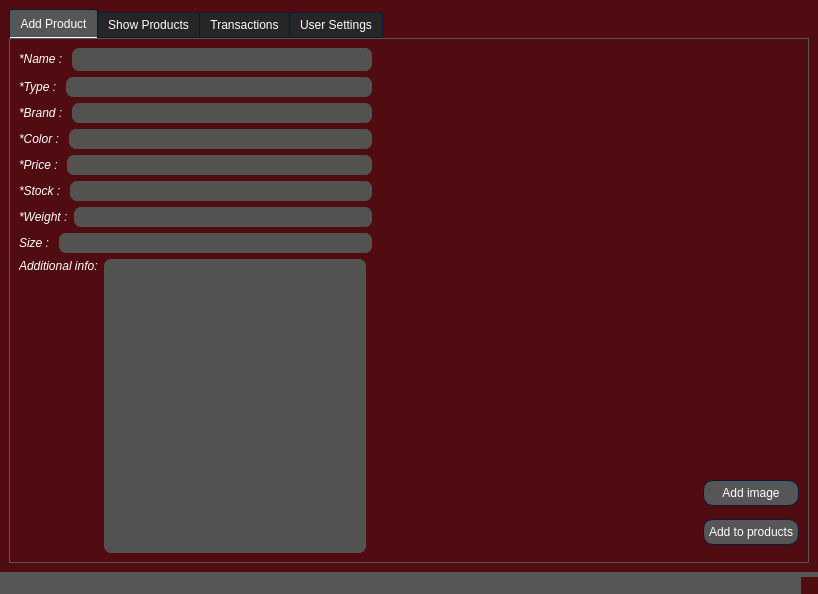
First picture: the form in AP/costumer_ui.ui, repository AP-projects-4001/Guys, before the edit.
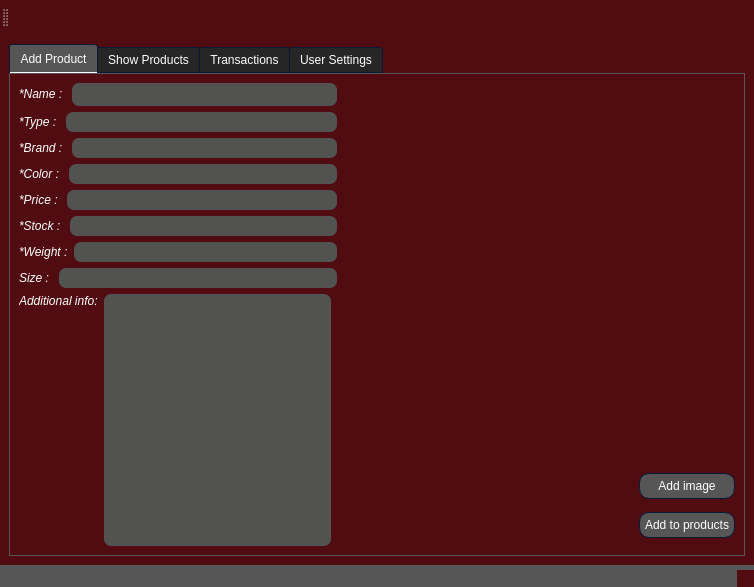
Second picture: the form after the edit. Icons and pictures are not drawn.

Diff of the .ui file:
```diff
--- a/AP/costumer_ui.ui
+++ b/AP/costumer_ui.ui
@@ -6,8 +6,8 @@
    <rect>
     <x>0</x>
     <y>0</y>
-    <width>818</width>
-    <height>594</height>
+    <width>754</width>
+    <height>587</height>
    </rect>
   </property>
   <property name="windowTitle">
@@ -193,6 +193,14 @@
 	border-color: #051a39;
 	padding: 2px;
 }
+QPlainTextEdit::disabled
+{
+	background-color: #404040;
+	color: #656565;
+	border-color: #051a39;
+
+}
+
 
 QTextEdit
 {
@@ -1460,6 +1468,28 @@
    </layout>
   </widget>
   <widget class="QStatusBar" name="statusbar"/>
+  <widget class="QToolBar" name="toolBar">
+   <property name="windowTitle">
+    <string>toolBar</string>
+   </property>
+   <attribute name="toolBarArea">
+    <enum>TopToolBarArea</enum>
+   </attribute>
+   <attribute name="toolBarBreak">
+    <bool>false</bool>
+   </attribute>
+   <addaction name="my_account"/>
+  </widget>
+  <action name="my_account">
+   <property name="icon">
+    <iconset>
+     <normalon>:/included_images/person-icon-edited.png</normalon>
+    </iconset>
+   </property>
+   <property name="text">
+    <string> </string>
+   </property>
+  </action>
  </widget>
  <resources/>
  <connections/>
```
